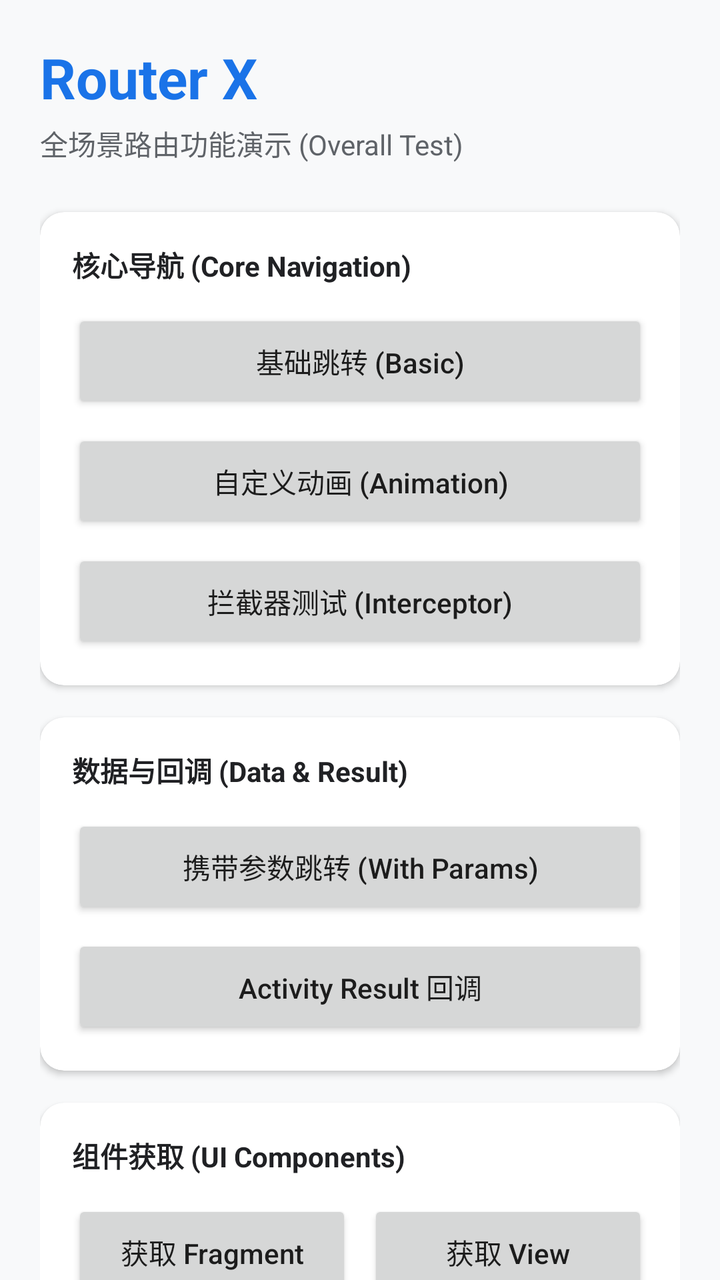
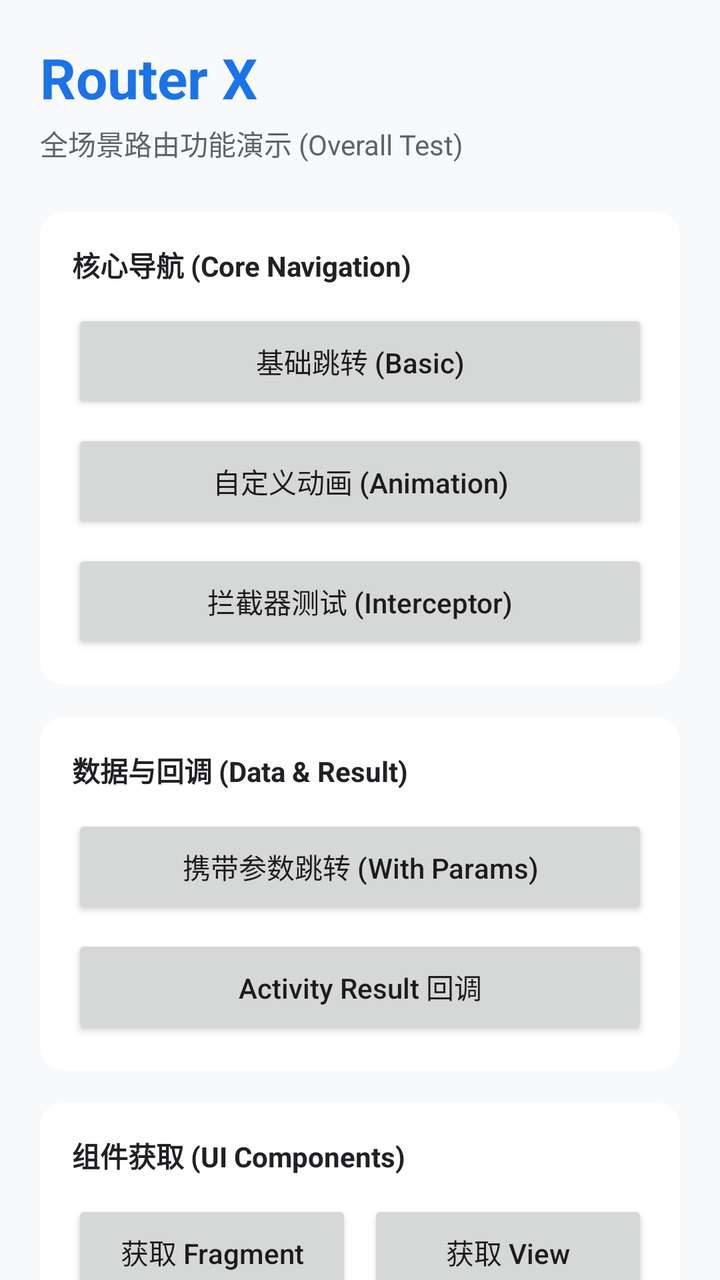

An Android layout rendered at two revisions. The XML below is the earlier revision; the diff shows what the commit changed to produce the second picture.
<!-- AndroidManifest.xml: another module's application theme Theme.ApplicationArchitecture -->
<!-- res/layout/activity_router_test.xml -->
<?xml version="1.0" encoding="utf-8"?>
<androidx.core.widget.NestedScrollView xmlns:android="http://schemas.android.com/apk/res/android"
    xmlns:app="http://schemas.android.com/apk/res-auto"
    android:layout_width="match_parent"
    android:layout_height="match_parent"
    android:background="#F8F9FA">

    <LinearLayout
        android:layout_width="match_parent"
        android:layout_height="wrap_content"
        android:orientation="vertical"
        android:padding="20dp">

        
        <LinearLayout
            android:layout_width="match_parent"
            android:layout_height="wrap_content"
            android:orientation="vertical"
            android:layout_marginBottom="24dp">
            
            <TextView
                android:layout_width="wrap_content"
                android:layout_height="wrap_content"
                android:text="Router X"
                android:textSize="28sp"
                android:textStyle="bold"
                android:textColor="#1A73E8"/>
                
            <TextView
                android:layout_width="wrap_content"
                android:layout_height="wrap_content"
                android:text="全场景路由功能演示 (Overall Test)"
                android:textSize="14sp"
                android:textColor="#5F6368"
                android:layout_marginTop="4dp"/>
        </LinearLayout>

        
        <androidx.cardview.widget.CardView
            android:layout_width="match_parent"
            android:layout_height="wrap_content"
            android:layout_marginBottom="16dp"
            app:cardCornerRadius="12dp"
            app:cardElevation="2dp">
            
            <LinearLayout
                android:layout_width="match_parent"
                android:layout_height="wrap_content"
                android:orientation="vertical"
                android:padding="16dp">
                
                <TextView
                    android:layout_width="wrap_content"
                    android:layout_height="wrap_content"
                    android:text="核心导航 (Core Navigation)"
                    android:textStyle="bold"
                    android:textColor="#202124"
                    android:layout_marginBottom="12dp"/>
                    
                <Button
                    android:id="@+id/btn_nav_basic"
                    android:layout_width="match_parent"
                    android:layout_height="52dp"
                    android:text="基础跳转 (Basic)"
                    android:textAllCaps="false"
                    android:layout_marginBottom="8dp"/>
                    
                <Button
                    android:id="@+id/btn_nav_anim"
                    android:layout_width="match_parent"
                    android:layout_height="52dp"
                    android:text="自定义动画 (Animation)"
                    android:textAllCaps="false"
                    android:layout_marginBottom="8dp"/>
                    
                <Button
                    android:id="@+id/btn_nav_interceptor"
                    android:layout_width="match_parent"
                    android:layout_height="52dp"
                    android:text="拦截器测试 (Interceptor)"
                    android:textAllCaps="false"/>
            </LinearLayout>
        </androidx.cardview.widget.CardView>

        
        <androidx.cardview.widget.CardView
            android:layout_width="match_parent"
            android:layout_height="wrap_content"
            android:layout_marginBottom="16dp"
            app:cardCornerRadius="12dp"
            app:cardElevation="2dp">
            
            <LinearLayout
                android:layout_width="match_parent"
                android:layout_height="wrap_content"
                android:orientation="vertical"
                android:padding="16dp">
                
                <TextView
                    android:layout_width="wrap_content"
                    android:layout_height="wrap_content"
                    android:text="数据与回调 (Data &amp; Result)"
                    android:textStyle="bold"
                    android:textColor="#202124"
                    android:layout_marginBottom="12dp"/>
                    
                <Button
                    android:id="@+id/btn_data_params"
                    android:layout_width="match_parent"
                    android:layout_height="52dp"
                    android:text="携带参数跳转 (With Params)"
                    android:textAllCaps="false"
                    android:layout_marginBottom="8dp"/>
                    
                <Button
                    android:id="@+id/btn_data_result"
                    android:layout_width="match_parent"
                    android:layout_height="52dp"
                    android:text="Activity Result 回调"
                    android:textAllCaps="false"/>
            </LinearLayout>
        </androidx.cardview.widget.CardView>

        
        <androidx.cardview.widget.CardView
            android:layout_width="match_parent"
            android:layout_height="wrap_content"
            android:layout_marginBottom="16dp"
            app:cardCornerRadius="12dp"
            app:cardElevation="2dp">
            
            <LinearLayout
                android:layout_width="match_parent"
                android:layout_height="wrap_content"
                android:orientation="vertical"
                android:padding="16dp">
                
                <TextView
                    android:layout_width="wrap_content"
                    android:layout_height="wrap_content"
                    android:text="组件获取 (UI Components)"
                    android:textStyle="bold"
                    android:textColor="#202124"
                    android:layout_marginBottom="12dp"/>
                    
                <LinearLayout
                    android:layout_width="match_parent"
                    android:layout_height="wrap_content"
                    android:orientation="horizontal">
                    
                    <Button
                        android:id="@+id/btn_get_fragment"
                        android:layout_width="0dp"
                        android:layout_height="52dp"
                        android:layout_weight="1"
                        android:layout_marginEnd="8dp"
                        android:text="获取 Fragment"
                        android:textAllCaps="false"/>
                        
                    <Button
                        android:id="@+id/btn_get_view"
                        android:layout_width="0dp"
                        android:layout_height="52dp"
                        android:layout_weight="1"
                        android:text="获取 View"
                        android:textAllCaps="false"/>
                </LinearLayout>
            </LinearLayout>
        </androidx.cardview.widget.CardView>

        
        <androidx.cardview.widget.CardView
            android:layout_width="match_parent"
            android:layout_height="wrap_content"
            android:layout_marginBottom="16dp"
            app:cardCornerRadius="12dp"
            app:cardElevation="2dp">
            
            <LinearLayout
                android:layout_width="match_parent"
                android:layout_height="wrap_content"
                android:orientation="vertical"
                android:padding="16dp">
                
                <TextView
                    android:layout_width="wrap_content"
                    android:layout_height="wrap_content"
                    android:text="服务发现 (Services &amp; Utils)"
                    android:textStyle="bold"
                    android:textColor="#202124"
                    android:layout_marginBottom="12dp"/>
                    
                <Button
                    android:id="@+id/btn_service_test"
                    android:layout_width="match_parent"
                    android:layout_height="52dp"
                    android:text="测试业务服务 (Service)"
                    android:textAllCaps="false"
                    android:layout_marginBottom="8dp"/>
                    
                <Button
                    android:id="@+id/btn_util_test"
                    android:layout_width="match_parent"
                    android:layout_height="52dp"
                    android:text="测试通用工具 (Util)"
                    android:textAllCaps="false"/>
            </LinearLayout>
        </androidx.cardview.widget.CardView>

        
        <TextView
            android:layout_width="wrap_content"
            android:layout_height="wrap_content"
            android:text="预览区域 (Preview Container)"
            android:textSize="12sp"
            android:textColor="#9AA0A6"
            android:layout_marginBottom="8dp"
            android:layout_gravity="center_horizontal"/>
            
        <FrameLayout
            android:id="@+id/preview_container"
            android:layout_width="match_parent"
            android:layout_height="160dp"
            android:background="#FFFFFF"
            android:elevation="1dp"
            android:layout_marginBottom="32dp"/>

    </LinearLayout>
</androidx.core.widget.NestedScrollView>
<!-- resources referenced by this layout -->
<resources>
  <style name="Theme.ApplicationArchitecture" parent="Theme.AppCompat.DayNight.NoActionBar" />
</resources>

<!-- the commit's change to res/layout/activity_router_test.xml (unified diff, before → after) -->
@@ -41,7 +41,7 @@
             android:layout_height="wrap_content"
             android:layout_marginBottom="16dp"
             app:cardCornerRadius="12dp"
-            app:cardElevation="2dp">
+            app:cardElevation="0dp">
             
             <LinearLayout
                 android:layout_width="match_parent"
@@ -88,7 +88,7 @@
             android:layout_height="wrap_content"
             android:layout_marginBottom="16dp"
             app:cardCornerRadius="12dp"
-            app:cardElevation="2dp">
+            app:cardElevation="0dp">
             
             <LinearLayout
                 android:layout_width="match_parent"
@@ -127,7 +127,7 @@
             android:layout_height="wrap_content"
             android:layout_marginBottom="16dp"
             app:cardCornerRadius="12dp"
-            app:cardElevation="2dp">
+            app:cardElevation="0dp">
             
             <LinearLayout
                 android:layout_width="match_parent"
@@ -174,7 +174,7 @@
             android:layout_height="wrap_content"
             android:layout_marginBottom="16dp"
             app:cardCornerRadius="12dp"
-            app:cardElevation="2dp">
+            app:cardElevation="0dp">
             
             <LinearLayout
                 android:layout_width="match_parent"
@@ -222,7 +222,7 @@
             android:layout_width="match_parent"
             android:layout_height="160dp"
             android:background="#FFFFFF"
-            android:elevation="1dp"
+            android:elevation="0dp"
             android:layout_marginBottom="32dp"/>
 
     </LinearLayout>
<!-- resource entries referenced after the edit -->
@@ -1,5 +1,14 @@
 <!-- resources referenced by this layout -->
 <resources>
-  <style name="Theme.ApplicationArchitecture" parent="Theme.AppCompat.DayNight.NoActionBar" />
+  <style name="Theme.ApplicationArchitecture" parent="Theme.AppCompat.DayNight.NoActionBar">
+          <item name="buttonStyle">@style/Widget.ApplicationArchitecture.Button</item>
+      </style>
+  <style name="Widget.ApplicationArchitecture.Button" parent="Widget.AppCompat.Button">
+          <item name="android:elevation">0dp</item>
+          <item name="android:stateListAnimator">@null</item>
+          <item name="android:translationZ">0dp</item>
+          <item name="elevation">0dp</item>
+          <item name="stateListAnimator">@null</item>
+      </style>
 </resources>
 
